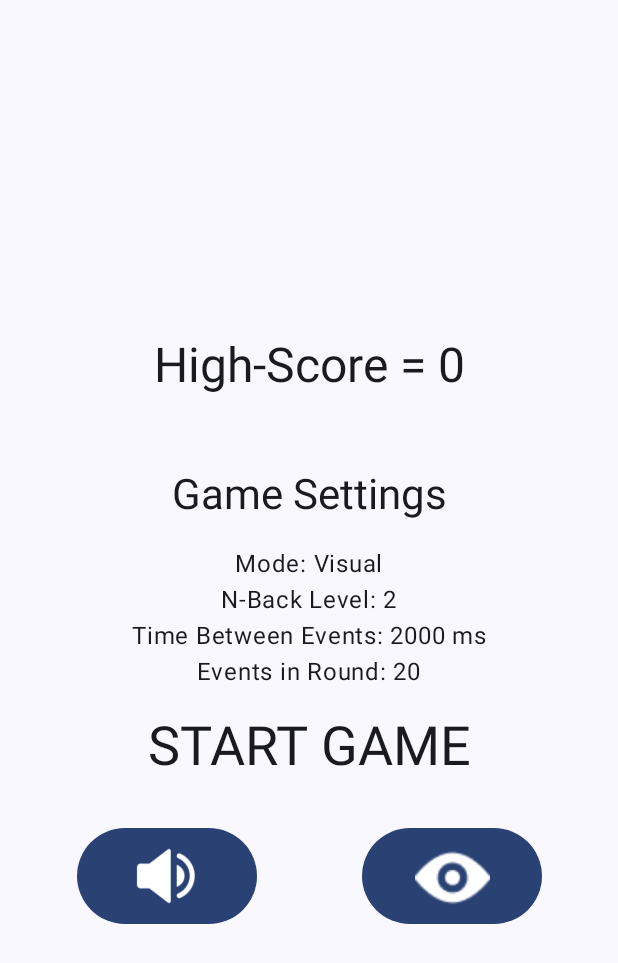
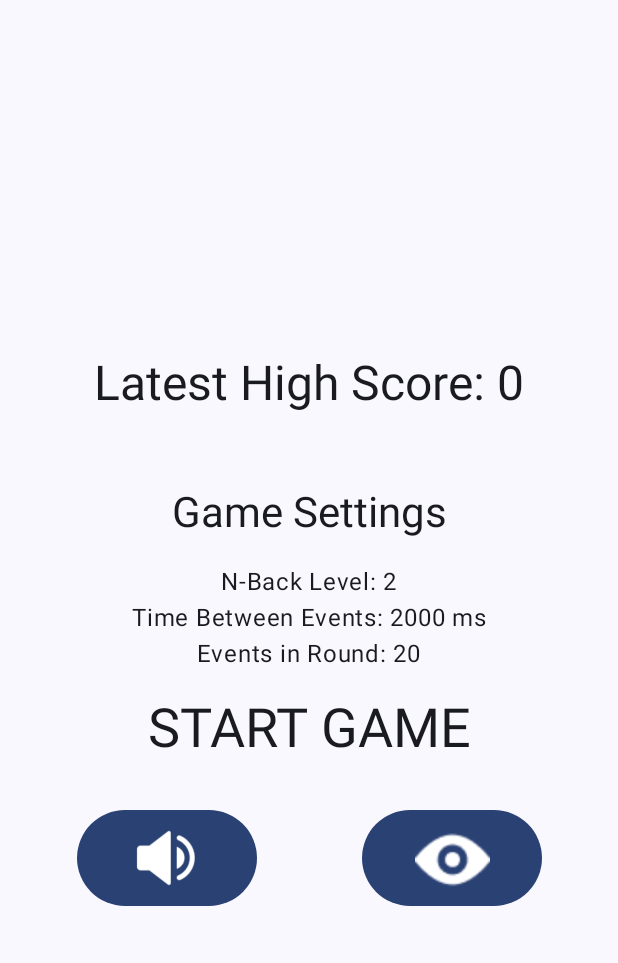
Before and after one commit to gemini9705/NBackGame, an Android app built with Jetpack Compose: the screen it shows after launch (MainActivity), on a phone screen of 412 x 824 dp. Shown: the top 963 px of the screen. Run offline under Robolectric (Android 15) with nearby library versions, the light colour scheme and no system bars; 1 statement that could not run was skipped.

Commit message:
GameScreen adjusted

```diff
--- a/app/src/main/java/mobappdev/example/nback_cimpl/ui/screens/GameScreen.kt
+++ b/app/src/main/java/mobappdev/example/nback_cimpl/ui/screens/GameScreen.kt
@@ -60,7 +60,7 @@ fun GameScreen(vm: GameViewModel, onNavigateBack: () -> Unit) {
                 Text("Audio cue: ${gameState.eventValue}")
 
                 Spacer(modifier = Modifier.height(16.dp))
-                Button(onClick = {  // "Check Match" button for audio mode
+                Button(onClick = {
                     vm.checkMatch(-1)
                 }) {
                     Text(text = "Check Match")
--- a/app/src/main/java/mobappdev/example/nback_cimpl/ui/screens/HomeScreen.kt
+++ b/app/src/main/java/mobappdev/example/nback_cimpl/ui/screens/HomeScreen.kt
@@ -19,13 +19,11 @@ import androidx.compose.runtime.Composable
 import androidx.compose.runtime.collectAsState
 import androidx.compose.runtime.getValue
 import androidx.compose.runtime.remember
-import androidx.compose.runtime.rememberCoroutineScope
 import androidx.compose.ui.Alignment
 import androidx.compose.ui.Modifier
 import androidx.compose.ui.res.painterResource
 import androidx.compose.ui.unit.dp
 import mobappdev.example.nback_cimpl.R
-//import mobappdev.example.nback_cimpl.ui.viewmodels.FakeVM
 import mobappdev.example.nback_cimpl.ui.viewmodels.GameViewModel
 import mobappdev.example.nback_cimpl.ui.viewmodels.GameType
 
@@ -42,7 +40,7 @@ fun HomeScreen(
     val roundSize = vm.roundSize;
 
     val snackBarHostState = remember { SnackbarHostState() }
-    val scope = rememberCoroutineScope()
+    //val scope = rememberCoroutineScope()
 
     Scaffold(
         snackbarHost = { SnackbarHost(snackBarHostState) }
@@ -56,7 +54,7 @@ fun HomeScreen(
         ) {
             Text(
                 modifier = Modifier.padding(32.dp),
-                text = "High-Score = $highscore",
+                text = "Latest High Score: $highscore",
                 style = MaterialTheme.typography.headlineLarge
             )
 
@@ -65,10 +63,10 @@ fun HomeScreen(
                 style = MaterialTheme.typography.headlineMedium,
                 modifier = Modifier.padding(vertical = 16.dp)
             )
-            Text(text = "Mode: ${gameType.name}")
+            //Text(text = "Mode: ${gameType.name}")
             Text(text = "N-Back Level: $nBack")
             Text(text = "Time Between Events: $eventInterval ms")
-            Text(text = "Events in Round: $roundSize")  // Now dynamically linked to vm.roundSize
+            Text(text = "Events in Round: $roundSize")
 
             Text(
                 modifier = Modifier.padding(16.dp),
@@ -111,14 +109,3 @@ fun HomeScreen(
         }
     }
 }
-
-
-
-
-/*@Preview
-@Composable
-fun HomeScreenPreview() {
-    Surface {
-        HomeScreen(FakeVM()) {}
-    }
-}*/
--- a/app/src/main/java/mobappdev/example/nback_cimpl/ui/viewmodels/GameVM.kt
+++ b/app/src/main/java/mobappdev/example/nback_cimpl/ui/viewmodels/GameVM.kt
@@ -37,7 +37,7 @@ interface GameViewModel {
 
 class GameVM(
     private val userPreferencesRepository: UserPreferencesRepository,
-    application: Application  // Needed for accessing resources
+    application: Application
 ) : AndroidViewModel(application), GameViewModel, TextToSpeech.OnInitListener {
 
     private val _gameState = MutableStateFlow(GameState())
@@ -70,10 +70,7 @@ class GameVM(
     private val _correctResponses = MutableStateFlow(0)
     override val correctResponses: StateFlow<Int> = _correctResponses.asStateFlow()
 
-    // Initialize TextToSpeech
     private var textToSpeech: TextToSpeech? = TextToSpeech(application, this)
-
-    // Letters array from A to I
     private val letters = arrayOf("A", "B", "C", "D", "E", "F", "G", "H", "I")
 
     override fun onInit(status: Int) {
@@ -154,7 +151,7 @@ class GameVM(
     override fun onCleared() {
         super.onCleared()
         stopAudio()
-        textToSpeech?.shutdown()  // Release Text-to-Speech resources
+        textToSpeech?.shutdown()
     }
 
     override fun checkMatch(selectedTile: Int) {
```
Also changed, not shown: 1 other file.
